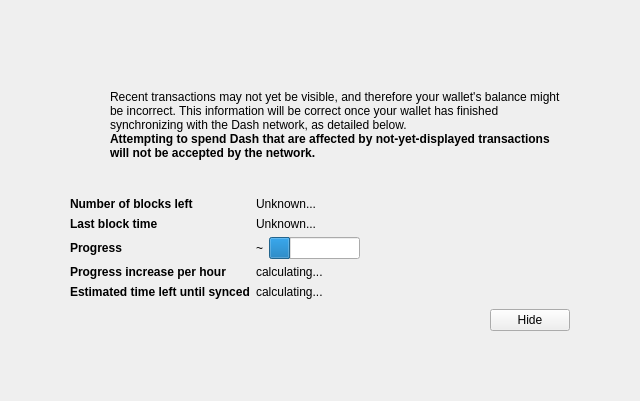
First picture: the form in src/qt/forms/modaloverlay.ui, repository Johnmcbridebitchw/thought, before the edit.
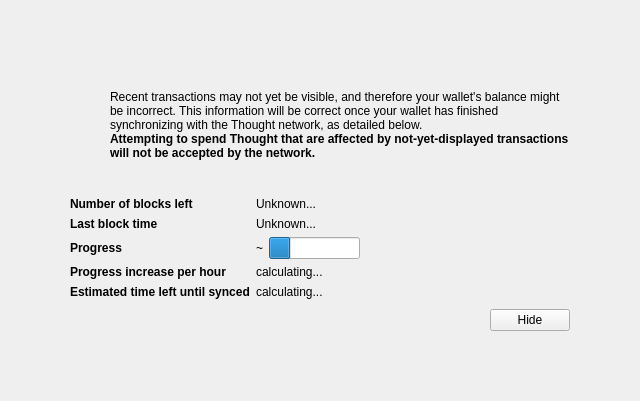
Second picture: the form after the edit. Icons and pictures are not drawn. Custom widgets are drawn as their Qt base class.

```diff
--- a/src/qt/forms/modaloverlay.ui
+++ b/src/qt/forms/modaloverlay.ui
@@ -128,7 +128,7 @@
              <item>
               <widget class="QLabel" name="infoText">
                <property name="text">
-                <string>Recent transactions may not yet be visible, and therefore your wallet's balance might be incorrect. This information will be correct once your wallet has finished synchronizing with the Dash network, as detailed below.</string>
+                <string>Recent transactions may not yet be visible, and therefore your wallet's balance might be incorrect. This information will be correct once your wallet has finished synchronizing with the Thought network, as detailed below.</string>
                </property>
                <property name="textFormat">
                 <enum>Qt::RichText</enum>
@@ -147,7 +147,7 @@
                 </font>
                </property>
                <property name="text">
-                <string>Attempting to spend Dash that are affected by not-yet-displayed transactions will not be accepted by the network.</string>
+                <string>Attempting to spend Thought that are affected by not-yet-displayed transactions will not be accepted by the network.</string>
                </property>
                <property name="textFormat">
                 <enum>Qt::RichText</enum>
```
